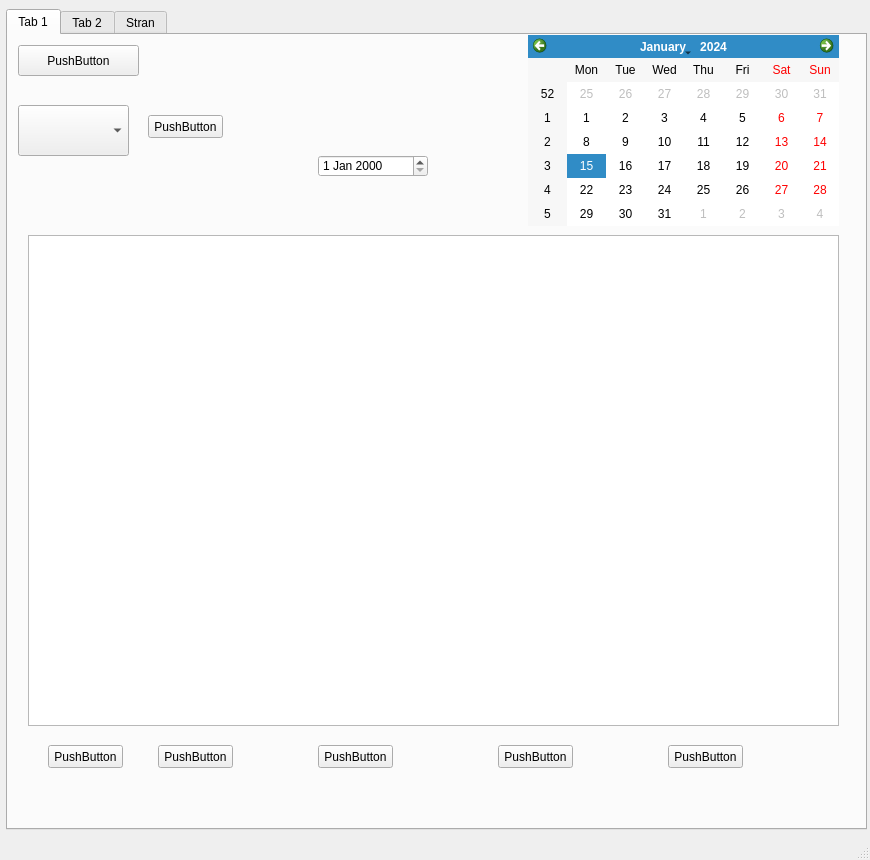
This is browse_window.ui in BenLK93/PyDrstom as Qt 5 draws it before an edit. The edited form follows.
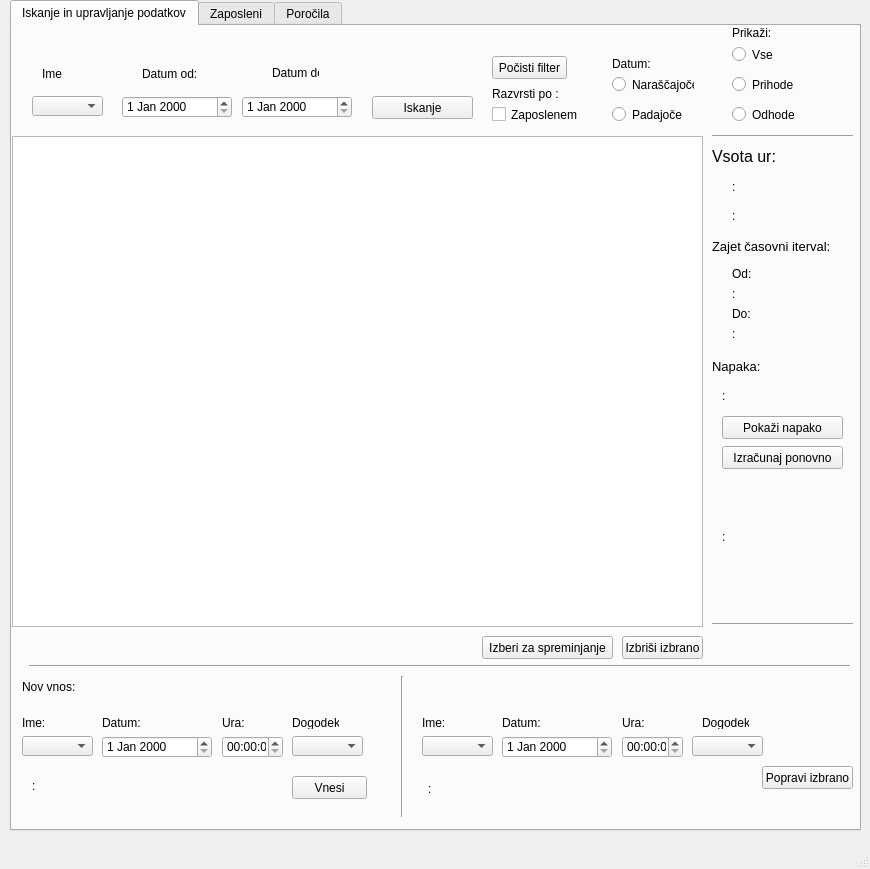
This is the edited form. The open tabs and pages were chosen to show the change.

What changed in the file:
```diff
--- a/browse_window.ui
+++ b/browse_window.ui
@@ -7,170 +7,1091 @@
     <x>0</x>
     <y>0</y>
     <width>870</width>
-    <height>860</height>
+    <height>869</height>
    </rect>
   </property>
   <property name="windowTitle">
    <string>MainWindow</string>
   </property>
   <widget class="QWidget" name="centralwidget">
-   <widget class="QTabWidget" name="tabWidget">
+   <widget class="QTabWidget" name="tabWidgetPorocilo">
     <property name="geometry">
      <rect>
-      <x>6</x>
-      <y>9</y>
-      <width>861</width>
-      <height>821</height>
+      <x>10</x>
+      <y>0</y>
+      <width>851</width>
+      <height>831</height>
      </rect>
     </property>
     <property name="currentIndex">
-     <number>0</number>
+     <number>2</number>
     </property>
     <widget class="QWidget" name="tab">
      <attribute name="title">
-      <string>Tab 1</string>
+      <string>Iskanje in upravljanje podatkov</string>
      </attribute>
-     <widget class="QPushButton" name="pushButtonGetAll">
-      <property name="geometry">
-       <rect>
-        <x>10</x>
-        <y>10</y>
-        <width>121</width>
-        <height>31</height>
-       </rect>
-      </property>
-      <property name="text">
-       <string>PushButton</string>
-      </property>
-     </widget>
      <widget class="QTableWidget" name="tableWidget">
       <property name="geometry">
        <rect>
+        <x>0</x>
+        <y>110</y>
+        <width>691</width>
+        <height>491</height>
+       </rect>
+      </property>
+      <property name="sizeAdjustPolicy">
+       <enum>QAbstractScrollArea::AdjustToContents</enum>
+      </property>
+      <property name="selectionMode">
+       <enum>QAbstractItemView::SingleSelection</enum>
+      </property>
+      <property name="selectionBehavior">
+       <enum>QAbstractItemView::SelectRows</enum>
+      </property>
+     </widget>
+     <widget class="QDateEdit" name="dateEdit_DatumOdIskanje">
+      <property name="geometry">
+       <rect>
+        <x>110</x>
+        <y>70</y>
+        <width>110</width>
+        <height>22</height>
+       </rect>
+      </property>
+     </widget>
+     <widget class="QPushButton" name="pushButton_delete">
+      <property name="geometry">
+       <rect>
+        <x>610</x>
+        <y>610</y>
+        <width>81</width>
+        <height>23</height>
+       </rect>
+      </property>
+      <property name="text">
+       <string>Izbriši izbrano</string>
+      </property>
+     </widget>
+     <widget class="QPushButton" name="pushButton_popravi">
+      <property name="geometry">
+       <rect>
+        <x>750</x>
+        <y>740</y>
+        <width>91</width>
+        <height>23</height>
+       </rect>
+      </property>
+      <property name="text">
+       <string>Popravi izbrano</string>
+      </property>
+     </widget>
+     <widget class="QComboBox" name="comboBoxZaposleni">
+      <property name="geometry">
+       <rect>
         <x>20</x>
+        <y>70</y>
+        <width>71</width>
+        <height>20</height>
+       </rect>
+      </property>
+      <property name="editable">
+       <bool>false</bool>
+      </property>
+      <property name="currentText">
+       <string/>
+      </property>
+     </widget>
+     <widget class="QPushButton" name="pushButton_Iskanje">
+      <property name="geometry">
+       <rect>
+        <x>360</x>
+        <y>70</y>
+        <width>101</width>
+        <height>23</height>
+       </rect>
+      </property>
+      <property name="text">
+       <string>Iskanje</string>
+      </property>
+     </widget>
+     <widget class="QDateEdit" name="dateEdit_DatumDoIskanje">
+      <property name="geometry">
+       <rect>
+        <x>230</x>
+        <y>70</y>
+        <width>110</width>
+        <height>22</height>
+       </rect>
+      </property>
+     </widget>
+     <widget class="QRadioButton" name="radioButton_ASC">
+      <property name="geometry">
+       <rect>
+        <x>600</x>
+        <y>50</y>
+        <width>82</width>
+        <height>17</height>
+       </rect>
+      </property>
+      <property name="text">
+       <string>Naraščajoče</string>
+      </property>
+     </widget>
+     <widget class="QRadioButton" name="radioButton_DSC">
+      <property name="geometry">
+       <rect>
+        <x>600</x>
+        <y>80</y>
+        <width>82</width>
+        <height>17</height>
+       </rect>
+      </property>
+      <property name="text">
+       <string>Padajoče</string>
+      </property>
+     </widget>
+     <widget class="QLabel" name="label">
+      <property name="geometry">
+       <rect>
+        <x>30</x>
+        <y>40</y>
+        <width>41</width>
+        <height>16</height>
+       </rect>
+      </property>
+      <property name="text">
+       <string>Ime</string>
+      </property>
+     </widget>
+     <widget class="QLabel" name="label_2">
+      <property name="geometry">
+       <rect>
+        <x>130</x>
+        <y>40</y>
+        <width>61</width>
+        <height>16</height>
+       </rect>
+      </property>
+      <property name="text">
+       <string>Datum od:</string>
+      </property>
+     </widget>
+     <widget class="QLabel" name="label_3">
+      <property name="geometry">
+       <rect>
+        <x>260</x>
+        <y>40</y>
+        <width>47</width>
+        <height>13</height>
+       </rect>
+      </property>
+      <property name="text">
+       <string>Datum do:</string>
+      </property>
+     </widget>
+     <widget class="QLabel" name="label_4">
+      <property name="geometry">
+       <rect>
+        <x>480</x>
+        <y>60</y>
+        <width>81</width>
+        <height>16</height>
+       </rect>
+      </property>
+      <property name="text">
+       <string>Razvrsti po :</string>
+      </property>
+     </widget>
+     <widget class="QLabel" name="label_5">
+      <property name="geometry">
+       <rect>
+        <x>600</x>
+        <y>30</y>
+        <width>51</width>
+        <height>16</height>
+       </rect>
+      </property>
+      <property name="text">
+       <string>Datum:</string>
+      </property>
+     </widget>
+     <widget class="QPushButton" name="pushButton_izberiNapako">
+      <property name="geometry">
+       <rect>
+        <x>710</x>
+        <y>390</y>
+        <width>121</width>
+        <height>23</height>
+       </rect>
+      </property>
+      <property name="text">
+       <string>Pokaži napako</string>
+      </property>
+     </widget>
+     <widget class="QLabel" name="label_8">
+      <property name="geometry">
+       <rect>
+        <x>10</x>
+        <y>650</y>
+        <width>61</width>
+        <height>21</height>
+       </rect>
+      </property>
+      <property name="text">
+       <string>Nov vnos:</string>
+      </property>
+     </widget>
+     <widget class="QComboBox" name="comboBox_ZaposleniImeVnos">
+      <property name="geometry">
+       <rect>
+        <x>10</x>
+        <y>710</y>
+        <width>71</width>
+        <height>20</height>
+       </rect>
+      </property>
+      <property name="editable">
+       <bool>false</bool>
+      </property>
+      <property name="currentText">
+       <string/>
+      </property>
+     </widget>
+     <widget class="QDateEdit" name="dateEdit_DatumVnosa">
+      <property name="geometry">
+       <rect>
+        <x>90</x>
+        <y>710</y>
+        <width>110</width>
+        <height>22</height>
+       </rect>
+      </property>
+     </widget>
+     <widget class="QComboBox" name="comboBox_DogodekVnos">
+      <property name="geometry">
+       <rect>
+        <x>280</x>
+        <y>710</y>
+        <width>71</width>
+        <height>20</height>
+       </rect>
+      </property>
+      <property name="editable">
+       <bool>false</bool>
+      </property>
+      <property name="currentText">
+       <string/>
+      </property>
+     </widget>
+     <widget class="QPushButton" name="pushButton_VnosDogodka">
+      <property name="geometry">
+       <rect>
+        <x>280</x>
+        <y>750</y>
+        <width>75</width>
+        <height>23</height>
+       </rect>
+      </property>
+      <property name="text">
+       <string>Vnesi</string>
+      </property>
+     </widget>
+     <widget class="QLabel" name="label_9">
+      <property name="geometry">
+       <rect>
+        <x>10</x>
+        <y>690</y>
+        <width>47</width>
+        <height>13</height>
+       </rect>
+      </property>
+      <property name="text">
+       <string>Ime:</string>
+      </property>
+     </widget>
+     <widget class="QLabel" name="label_10">
+      <property name="geometry">
+       <rect>
+        <x>90</x>
+        <y>690</y>
+        <width>47</width>
+        <height>13</height>
+       </rect>
+      </property>
+      <property name="text">
+       <string>Datum:</string>
+      </property>
+     </widget>
+     <widget class="QLabel" name="label_11">
+      <property name="geometry">
+       <rect>
+        <x>210</x>
+        <y>690</y>
+        <width>47</width>
+        <height>13</height>
+       </rect>
+      </property>
+      <property name="text">
+       <string>Ura:</string>
+      </property>
+     </widget>
+     <widget class="QLabel" name="label_12">
+      <property name="geometry">
+       <rect>
+        <x>280</x>
+        <y>690</y>
+        <width>47</width>
+        <height>13</height>
+       </rect>
+      </property>
+      <property name="text">
+       <string>Dogodek:</string>
+      </property>
+     </widget>
+     <widget class="Line" name="line">
+      <property name="geometry">
+       <rect>
+        <x>17</x>
+        <y>630</y>
+        <width>821</width>
+        <height>20</height>
+       </rect>
+      </property>
+      <property name="orientation">
+       <enum>Qt::Horizontal</enum>
+      </property>
+     </widget>
+     <widget class="Line" name="line_2">
+      <property name="geometry">
+       <rect>
+        <x>380</x>
+        <y>650</y>
+        <width>20</width>
+        <height>141</height>
+       </rect>
+      </property>
+      <property name="orientation">
+       <enum>Qt::Vertical</enum>
+      </property>
+     </widget>
+     <widget class="QTimeEdit" name="timeEdit_UraVnos">
+      <property name="geometry">
+       <rect>
+        <x>210</x>
+        <y>710</y>
+        <width>61</width>
+        <height>22</height>
+       </rect>
+      </property>
+     </widget>
+     <widget class="Line" name="line_5">
+      <property name="geometry">
+       <rect>
+        <x>700</x>
+        <y>100</y>
+        <width>141</width>
+        <height>20</height>
+       </rect>
+      </property>
+      <property name="orientation">
+       <enum>Qt::Horizontal</enum>
+      </property>
+     </widget>
+     <widget class="Line" name="line_6">
+      <property name="geometry">
+       <rect>
+        <x>700</x>
+        <y>590</y>
+        <width>141</width>
+        <height>16</height>
+       </rect>
+      </property>
+      <property name="orientation">
+       <enum>Qt::Horizontal</enum>
+      </property>
+     </widget>
+     <widget class="QCheckBox" name="checkBox_zposleni">
+      <property name="geometry">
+       <rect>
+        <x>480</x>
+        <y>80</y>
+        <width>91</width>
+        <height>17</height>
+       </rect>
+      </property>
+      <property name="text">
+       <string>Zaposlenem</string>
+      </property>
+     </widget>
+     <widget class="QRadioButton" name="radioButton_Vse">
+      <property name="geometry">
+       <rect>
+        <x>720</x>
+        <y>20</y>
+        <width>82</width>
+        <height>17</height>
+       </rect>
+      </property>
+      <property name="text">
+       <string>Vse</string>
+      </property>
+      <attribute name="buttonGroup">
+       <string notr="true">buttonGroup</string>
+      </attribute>
+     </widget>
+     <widget class="QRadioButton" name="radioButton_odhod">
+      <property name="geometry">
+       <rect>
+        <x>720</x>
+        <y>80</y>
+        <width>82</width>
+        <height>17</height>
+       </rect>
+      </property>
+      <property name="text">
+       <string>Odhode</string>
+      </property>
+      <attribute name="buttonGroup">
+       <string notr="true">buttonGroup</string>
+      </attribute>
+     </widget>
+     <widget class="QRadioButton" name="radioButton_prihod">
+      <property name="geometry">
+       <rect>
+        <x>720</x>
+        <y>50</y>
+        <width>82</width>
+        <height>17</height>
+       </rect>
+      </property>
+      <property name="text">
+       <string>Prihode</string>
+      </property>
+      <attribute name="buttonGroup">
+       <string notr="true">buttonGroup</string>
+      </attribute>
+     </widget>
+     <widget class="QLabel" name="label_14">
+      <property name="geometry">
+       <rect>
+        <x>720</x>
+        <y>0</y>
+        <width>47</width>
+        <height>13</height>
+       </rect>
+      </property>
+      <property name="text">
+       <string>Prikaži:</string>
+      </property>
+     </widget>
+     <widget class="QComboBox" name="comboBox_ZaposleniImeSpremeni">
+      <property name="geometry">
+       <rect>
+        <x>410</x>
+        <y>710</y>
+        <width>71</width>
+        <height>20</height>
+       </rect>
+      </property>
+      <property name="editable">
+       <bool>false</bool>
+      </property>
+      <property name="currentText">
+       <string/>
+      </property>
+     </widget>
+     <widget class="QDateEdit" name="dateEdit_DatumSpremeni">
+      <property name="geometry">
+       <rect>
+        <x>490</x>
+        <y>710</y>
+        <width>110</width>
+        <height>22</height>
+       </rect>
+      </property>
+     </widget>
+     <widget class="QTimeEdit" name="timeEdit_UraSpremeni">
+      <property name="geometry">
+       <rect>
+        <x>610</x>
+        <y>710</y>
+        <width>61</width>
+        <height>22</height>
+       </rect>
+      </property>
+     </widget>
+     <widget class="QComboBox" name="comboBox_DogodekSpremeni">
+      <property name="geometry">
+       <rect>
+        <x>680</x>
+        <y>710</y>
+        <width>71</width>
+        <height>20</height>
+       </rect>
+      </property>
+      <property name="editable">
+       <bool>false</bool>
+      </property>
+      <property name="currentText">
+       <string/>
+      </property>
+     </widget>
+     <widget class="QLabel" name="label_15">
+      <property name="geometry">
+       <rect>
+        <x>410</x>
+        <y>690</y>
+        <width>47</width>
+        <height>13</height>
+       </rect>
+      </property>
+      <property name="text">
+       <string>Ime:</string>
+      </property>
+     </widget>
+     <widget class="QLabel" name="label_16">
+      <property name="geometry">
+       <rect>
+        <x>490</x>
+        <y>690</y>
+        <width>47</width>
+        <height>13</height>
+       </rect>
+      </property>
+      <property name="text">
+       <string>Datum:</string>
+      </property>
+     </widget>
+     <widget class="QLabel" name="label_17">
+      <property name="geometry">
+       <rect>
+        <x>610</x>
+        <y>690</y>
+        <width>47</width>
+        <height>13</height>
+       </rect>
+      </property>
+      <property name="text">
+       <string>Ura:</string>
+      </property>
+     </widget>
+     <widget class="QLabel" name="label_18">
+      <property name="geometry">
+       <rect>
+        <x>690</x>
+        <y>690</y>
+        <width>47</width>
+        <height>13</height>
+       </rect>
+      </property>
+      <property name="text">
+       <string>Dogodek:</string>
+      </property>
+     </widget>
+     <widget class="QLabel" name="popravi_sporocilo">
+      <property name="geometry">
+       <rect>
+        <x>416</x>
+        <y>752</y>
+        <width>271</width>
+        <height>21</height>
+       </rect>
+      </property>
+      <property name="text">
+       <string>:</string>
+      </property>
+     </widget>
+     <widget class="QLabel" name="vnos_sporocilo">
+      <property name="geometry">
+       <rect>
+        <x>20</x>
+        <y>750</y>
+        <width>241</width>
+        <height>20</height>
+       </rect>
+      </property>
+      <property name="text">
+       <string>:</string>
+      </property>
+     </widget>
+     <widget class="QPushButton" name="pushButton_izberiSpremeni">
+      <property name="geometry">
+       <rect>
+        <x>470</x>
+        <y>610</y>
+        <width>131</width>
+        <height>23</height>
+       </rect>
+      </property>
+      <property name="text">
+       <string>Izberi za spreminjanje</string>
+      </property>
+     </widget>
+     <widget class="QLabel" name="label_6">
+      <property name="geometry">
+       <rect>
+        <x>700</x>
+        <y>120</y>
+        <width>121</width>
+        <height>21</height>
+       </rect>
+      </property>
+      <property name="font">
+       <font>
+        <pointsize>12</pointsize>
+       </font>
+      </property>
+      <property name="text">
+       <string>Vsota ur:</string>
+      </property>
+     </widget>
+     <widget class="QLabel" name="label_7">
+      <property name="geometry">
+       <rect>
+        <x>700</x>
+        <y>210</y>
+        <width>121</width>
+        <height>21</height>
+       </rect>
+      </property>
+      <property name="font">
+       <font>
+        <pointsize>10</pointsize>
+       </font>
+      </property>
+      <property name="text">
+       <string>Zajet časovni iterval:</string>
+      </property>
+     </widget>
+     <widget class="QLabel" name="label_vsota1">
+      <property name="geometry">
+       <rect>
+        <x>720</x>
+        <y>150</y>
+        <width>121</width>
+        <height>21</height>
+       </rect>
+      </property>
+      <property name="text">
+       <string>:</string>
+      </property>
+     </widget>
+     <widget class="QLabel" name="label_vsota2">
+      <property name="geometry">
+       <rect>
+        <x>720</x>
+        <y>180</y>
+        <width>111</width>
+        <height>20</height>
+       </rect>
+      </property>
+      <property name="text">
+       <string>:</string>
+      </property>
+     </widget>
+     <widget class="QLabel" name="label_21">
+      <property name="geometry">
+       <rect>
+        <x>720</x>
+        <y>240</y>
+        <width>121</width>
+        <height>16</height>
+       </rect>
+      </property>
+      <property name="text">
+       <string>Od:</string>
+      </property>
+     </widget>
+     <widget class="QLabel" name="label_datumIntOd">
+      <property name="geometry">
+       <rect>
+        <x>720</x>
+        <y>260</y>
+        <width>121</width>
+        <height>16</height>
+       </rect>
+      </property>
+      <property name="text">
+       <string>:</string>
+      </property>
+     </widget>
+     <widget class="QLabel" name="label_datumIntDo">
+      <property name="geometry">
+       <rect>
+        <x>720</x>
+        <y>300</y>
+        <width>121</width>
+        <height>16</height>
+       </rect>
+      </property>
+      <property name="text">
+       <string>:</string>
+      </property>
+     </widget>
+     <widget class="QLabel" name="label_24">
+      <property name="geometry">
+       <rect>
+        <x>720</x>
+        <y>280</y>
+        <width>121</width>
+        <height>16</height>
+       </rect>
+      </property>
+      <property name="text">
+       <string>Do:</string>
+      </property>
+     </widget>
+     <widget class="QPushButton" name="pushButton_resetfilter">
+      <property name="geometry">
+       <rect>
+        <x>480</x>
+        <y>30</y>
+        <width>75</width>
+        <height>23</height>
+       </rect>
+      </property>
+      <property name="text">
+       <string>Počisti filter</string>
+      </property>
+     </widget>
+     <widget class="QPushButton" name="pushButton_izracunajPonovno">
+      <property name="geometry">
+       <rect>
+        <x>710</x>
+        <y>420</y>
+        <width>121</width>
+        <height>23</height>
+       </rect>
+      </property>
+      <property name="text">
+       <string>Izračunaj ponovno</string>
+      </property>
+     </widget>
+     <widget class="QLabel" name="label_19">
+      <property name="geometry">
+       <rect>
+        <x>700</x>
+        <y>330</y>
+        <width>121</width>
+        <height>21</height>
+       </rect>
+      </property>
+      <property name="font">
+       <font>
+        <pointsize>10</pointsize>
+       </font>
+      </property>
+      <property name="text">
+       <string>Napaka:</string>
+      </property>
+     </widget>
+     <widget class="QLabel" name="label_napaka">
+      <property name="geometry">
+       <rect>
+        <x>710</x>
+        <y>360</y>
+        <width>121</width>
+        <height>20</height>
+       </rect>
+      </property>
+      <property name="text">
+       <string>:</string>
+      </property>
+     </widget>
+     <widget class="QLabel" name="label_sporociloVsotaUr">
+      <property name="geometry">
+       <rect>
+        <x>710</x>
+        <y>450</y>
+        <width>121</width>
+        <height>121</height>
+       </rect>
+      </property>
+      <property name="text">
+       <string>:</string>
+      </property>
+      <property name="wordWrap">
+       <bool>true</bool>
+      </property>
+     </widget>
+    </widget>
+    <widget class="QWidget" name="tab_2">
+     <attribute name="title">
+      <string>Zaposleni</string>
+     </attribute>
+     <widget class="QTableWidget" name="tableWidget_2">
+      <property name="geometry">
+       <rect>
+        <x>10</x>
         <y>200</y>
         <width>811</width>
-        <height>491</height>
+        <height>241</height>
        </rect>
       </property>
      </widget>
-     <widget class="QDateEdit" name="dateEdit">
+     <widget class="QPushButton" name="pushButton_11">
       <property name="geometry">
        <rect>
-        <x>310</x>
-        <y>120</y>
+        <x>10</x>
+        <y>170</y>
+        <width>75</width>
+        <height>23</height>
+       </rect>
+      </property>
+      <property name="text">
+       <string>PushButton</string>
+      </property>
+     </widget>
+     <widget class="QPushButton" name="pushButton_12">
+      <property name="geometry">
+       <rect>
+        <x>10</x>
+        <y>450</y>
+        <width>75</width>
+        <height>23</height>
+       </rect>
+      </property>
+      <property name="text">
+       <string>PushButton</string>
+      </property>
+     </widget>
+     <widget class="QPushButton" name="pushButton_13">
+      <property name="geometry">
+       <rect>
+        <x>704</x>
+        <y>450</y>
+        <width>121</width>
+        <height>23</height>
+       </rect>
+      </property>
+      <property name="text">
+       <string>Izbriši zaposlenega</string>
+      </property>
+     </widget>
+     <widget class="QPushButton" name="pushButton_14">
+      <property name="geometry">
+       <rect>
+        <x>590</x>
+        <y>450</y>
+        <width>111</width>
+        <height>23</height>
+       </rect>
+      </property>
+      <property name="text">
+       <string>Popravi inforamcije</string>
+      </property>
+     </widget>
+     <widget class="QPushButton" name="pushButton_15">
+      <property name="geometry">
+       <rect>
+        <x>510</x>
+        <y>450</y>
+        <width>75</width>
+        <height>23</height>
+       </rect>
+      </property>
+      <property name="text">
+       <string>Zamenjaj čip</string>
+      </property>
+     </widget>
+     <widget class="QLabel" name="label_13">
+      <property name="geometry">
+       <rect>
+        <x>0</x>
+        <y>20</y>
+        <width>141</width>
+        <height>21</height>
+       </rect>
+      </property>
+      <property name="text">
+       <string>Vnos novega zaposlenega:</string>
+      </property>
+     </widget>
+     <widget class="QLineEdit" name="lineEdit_2">
+      <property name="geometry">
+       <rect>
+        <x>10</x>
+        <y>60</y>
+        <width>113</width>
+        <height>20</height>
+       </rect>
+      </property>
+     </widget>
+     <widget class="QDateEdit" name="dateEdit_5">
+      <property name="geometry">
+       <rect>
+        <x>290</x>
+        <y>60</y>
         <width>110</width>
         <height>22</height>
        </rect>
       </property>
      </widget>
-     <widget class="QCalendarWidget" name="calendarWidget">
-      <property name="geometry">
-       <rect>
-        <x>520</x>
-        <y>0</y>
-        <width>311</width>
-        <height>191</height>
-       </rect>
-      </property>
-     </widget>
-     <widget class="QPushButton" name="pushButton">
-      <property name="geometry">
-       <rect>
-        <x>40</x>
-        <y>710</y>
-        <width>75</width>
-        <height>23</height>
-       </rect>
-      </property>
-      <property name="text">
-       <string>PushButton</string>
-      </property>
-     </widget>
-     <widget class="QPushButton" name="pushButton_2">
+     <widget class="QComboBox" name="comboBox">
       <property name="geometry">
        <rect>
         <x>150</x>
-        <y>710</y>
-        <width>75</width>
-        <height>23</height>
+        <y>60</y>
+        <width>69</width>
+        <height>22</height>
        </rect>
       </property>
-      <property name="text">
-       <string>PushButton</string>
-      </property>
      </widget>
-     <widget class="QPushButton" name="pushButton_3">
+     <widget class="QPushButton" name="pushButton_16">
       <property name="geometry">
        <rect>
-        <x>310</x>
-        <y>710</y>
+        <x>610</x>
+        <y>60</y>
         <width>75</width>
         <height>23</height>
        </rect>
       </property>
       <property name="text">
-       <string>PushButton</string>
+       <string>Vnesi čip</string>
       </property>
      </widget>
-     <widget class="QPushButton" name="pushButton_4">
+     <widget class="QPushButton" name="pushButton_17">
       <property name="geometry">
        <rect>
-        <x>490</x>
-        <y>710</y>
-        <width>75</width>
+        <x>700</x>
+        <y>60</y>
+        <width>121</width>
         <height>23</height>
        </rect>
       </property>
       <property name="text">
-       <string>PushButton</string>
+       <string>Dodaj zaposlenega</string>
       </property>
      </widget>
-     <widget class="QPushButton" name="pushButton_5">
+     <widget class="Line" name="line_3">
       <property name="geometry">
        <rect>
-        <x>660</x>
-        <y>710</y>
-        <width>75</width>
-        <height>23</height>
+        <x>10</x>
+        <y>130</y>
+        <width>821</width>
+        <height>16</height>
        </rect>
       </property>
-      <property name="text">
-       <string>PushButton</string>
+      <property name="orientation">
+       <enum>Qt::Horizontal</enum>
       </property>
      </widget>
-     <widget class="QComboBox" name="comboBoxZaposleni">
+     <widget class="Line" name="line_4">
       <property name="geometry">
        <rect>
         <x>10</x>
-        <y>70</y>
-        <width>111</width>
-        <height>51</height>
+        <y>480</y>
+        <width>831</width>
+        <height>20</height>
        </rect>
       </property>
-     </widget>
-     <widget class="QPushButton" name="pushButtonIskanje">
-      <property name="geometry">
-       <rect>
-        <x>140</x>
-        <y>80</y>
-        <width>75</width>
-        <height>23</height>
-       </rect>
+      <property name="orientation">
+       <enum>Qt::Horizontal</enum>
       </property>
-      <property name="text">
-       <string>PushButton</string>
-      </property>
      </widget>
     </widget>
-    <widget class="QWidget" name="tab_2">
-     <attribute name="title">
-      <string>Tab 2</string>
-     </attribute>
-    </widget>
     <widget class="QWidget" name="tab_3">
      <attribute name="title">
-      <string>Stran</string>
+      <string>Poročila</string>
      </attribute>
+     <widget class="QPushButton" name="pushButton_GenerirajPorocilo">
+      <property name="geometry">
+       <rect>
+        <x>370</x>
+        <y>80</y>
+        <width>101</width>
+        <height>23</height>
+       </rect>
+      </property>
+      <property name="text">
+       <string>Generiraj Poročilo</string>
+      </property>
+     </widget>
+     <widget class="QLabel" name="label_20">
+      <property name="geometry">
+       <rect>
+        <x>40</x>
+        <y>50</y>
+        <width>41</width>
+        <height>16</height>
+       </rect>
+      </property>
+      <property name="text">
+       <string>Ime</string>
+      </property>
+     </widget>
+     <widget class="QLabel" name="label_22">
+      <property name="geometry">
+       <rect>
+        <x>140</x>
+        <y>50</y>
+        <width>61</width>
+        <height>16</height>
+       </rect>
+      </property>
+      <property name="text">
+       <string>Datum od:</string>
+      </property>
+     </widget>
+     <widget class="QComboBox" name="comboBoxZaposleniPorocilo">
+      <property name="geometry">
+       <rect>
+        <x>30</x>
+        <y>80</y>
+        <width>71</width>
+        <height>20</height>
+       </rect>
+      </property>
+      <property name="editable">
+       <bool>false</bool>
+      </property>
+      <property name="currentText">
+       <string/>
+      </property>
+     </widget>
+     <widget class="QDateEdit" name="dateEdit_DatumDoPorocilo">
+      <property name="geometry">
+       <rect>
+        <x>240</x>
+        <y>80</y>
+        <width>110</width>
+        <height>22</height>
+       </rect>
+      </property>
+     </widget>
+     <widget class="QLabel" name="label_23">
+      <property name="geometry">
+       <rect>
+        <x>270</x>
+        <y>50</y>
+        <width>47</width>
+        <height>13</height>
+       </rect>
+      </property>
+      <property name="text">
+       <string>Datum do:</string>
+      </property>
+     </widget>
+     <widget class="QDateEdit" name="dateEdit_DatumOdPorocilo">
+      <property name="geometry">
+       <rect>
+        <x>120</x>
+        <y>80</y>
+        <width>110</width>
+        <height>22</height>
+       </rect>
+      </property>
+     </widget>
+     <widget class="QTextEdit" name="textEdit">
+      <property name="geometry">
+       <rect>
+        <x>20</x>
+        <y>210</y>
+        <width>791</width>
+        <height>491</height>
+       </rect>
+      </property>
+     </widget>
     </widget>
    </widget>
   </widget>
```
Left out of the diff: 3 changed lines with no effect on the pictures.
